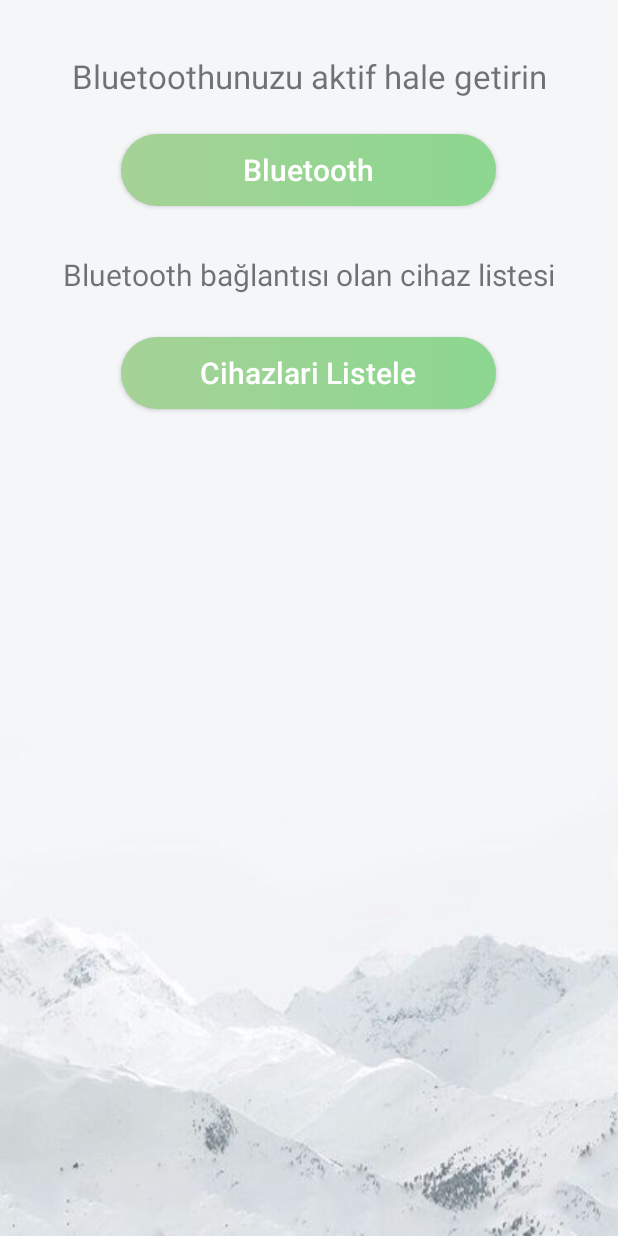
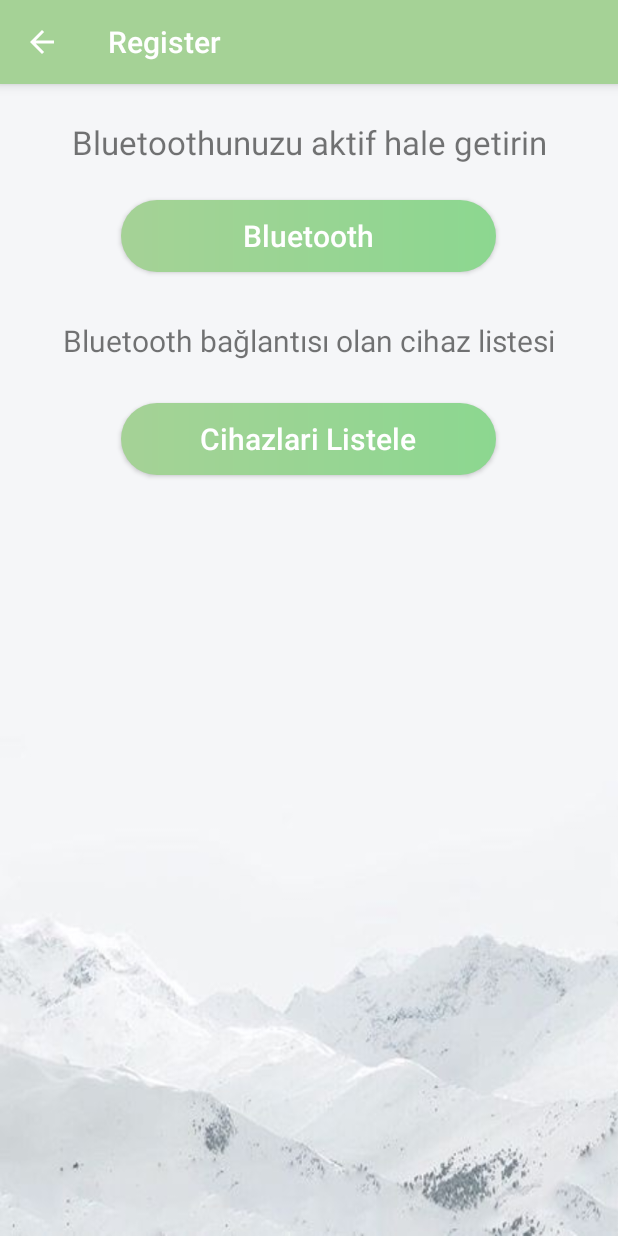
Before and after one commit to duygudoner/SmartStick, an Android app: the BluetoothScreen screen opened directly, with no data from a screen before it, on a phone screen of 412 x 824 dp. Run offline under Robolectric (Android 15) with nearby library versions, the phone set to English and light mode, and no system bars.

Commit message:
Bluetooth Screen Toolbar eklendi.

```diff
--- a/AndroidApp-master/app/src/main/java/com/example/smartstickapp3/BluetoothScreen.java
+++ b/AndroidApp-master/app/src/main/java/com/example/smartstickapp3/BluetoothScreen.java
@@ -1,6 +1,7 @@
 package com.example.smartstickapp3;
 
 import androidx.appcompat.app.AppCompatActivity;
+import androidx.appcompat.widget.Toolbar;
 import androidx.fragment.app.FragmentManager;
 
 import android.bluetooth.BluetoothAdapter;
@@ -31,6 +32,17 @@ public class BluetoothScreen extends AppCompatActivity implements FragmentManage
     protected void onCreate(Bundle savedInstanceState) {
         super.onCreate(savedInstanceState);
         setContentView(R.layout.activity_bluetooth_screen);
+
+        Toolbar toolbar = findViewById(R.id.toolbar);
+        setSupportActionBar(toolbar);
+        getSupportActionBar().setTitle("Register");
+        getSupportActionBar().setDisplayHomeAsUpEnabled(true);
+        toolbar.setNavigationOnClickListener(new View.OnClickListener() {
+            @Override
+            public void onClick(View v) {
+                startActivity(new Intent(BluetoothScreen.this,MainActivity.class));
+            }
+        });
 
         myBluetooth = BluetoothAdapter.getDefaultAdapter();//bulunulan cihazın bluetooth özelliğini olup olmadığını kontrol eder.
         toggle_button = (Button) findViewById(R.id.login_button);
--- a/AndroidApp-master/app/src/main/java/com/example/smartstickapp3/RegisterActivity.java
+++ b/AndroidApp-master/app/src/main/java/com/example/smartstickapp3/RegisterActivity.java
@@ -2,6 +2,7 @@ package com.example.smartstickapp3;
 
 import androidx.annotation.NonNull;
 import androidx.appcompat.app.AppCompatActivity;
+import androidx.appcompat.widget.Toolbar;
 
 import android.app.ProgressDialog;
 import android.content.Intent;
--- a/AndroidApp-master/app/src/main/res/layout/activity_bluetooth_screen.xml
+++ b/AndroidApp-master/app/src/main/res/layout/activity_bluetooth_screen.xml
@@ -6,6 +6,10 @@
     android:layout_height="match_parent"
     android:background="@drawable/wbackground3"
     tools:context=".BluetoothScreen">
+
+    <include
+        android:id="@+id/toolbar"
+        layout="@layout/activity_toolbar" />
 
 
     <Button
@@ -44,11 +48,12 @@
         android:id="@+id/textView"
         android:layout_width="wrap_content"
         android:layout_height="wrap_content"
-        android:layout_marginTop="36dp"
+        android:layout_marginTop="80dp"
         android:text="@string/bluetoothunuzu_aktif_hale_getirin"
         android:textAlignment="center"
         android:textSize="22sp"
         app:layout_constraintEnd_toEndOf="parent"
+        app:layout_constraintHorizontal_bias="0.505"
         app:layout_constraintStart_toStartOf="parent"
         app:layout_constraintTop_toTopOf="parent" />
 
--- a/AndroidApp-master/app/src/main/res/layout/activity_login.xml
+++ b/AndroidApp-master/app/src/main/res/layout/activity_login.xml
@@ -91,7 +91,7 @@
             android:layout_width="250dp"
             android:layout_height="48dp"
             android:layout_marginTop="18dp"
-            android:layout_marginBottom="8dp"
+            android:layout_marginBottom="16dp"
             android:background="@drawable/custom_button"
             android:text="Login"
             android:textAlignment="center"
@@ -101,9 +101,10 @@
             android:textStyle="bold" />
 
         <TextView
+            android:id="@+id/login_need_account"
             android:layout_width="wrap_content"
             android:layout_height="wrap_content"
-            android:id="@+id/login_need_account"
+            android:layout_marginBottom="16dp"
             android:text="Yeni Hesap Oluştur"
             android:textStyle="bold" />
 
```
Also changed, not shown: AndroidApp-master/app/src/main/res/layout/activity_register.xml (+5 -3 lines).
